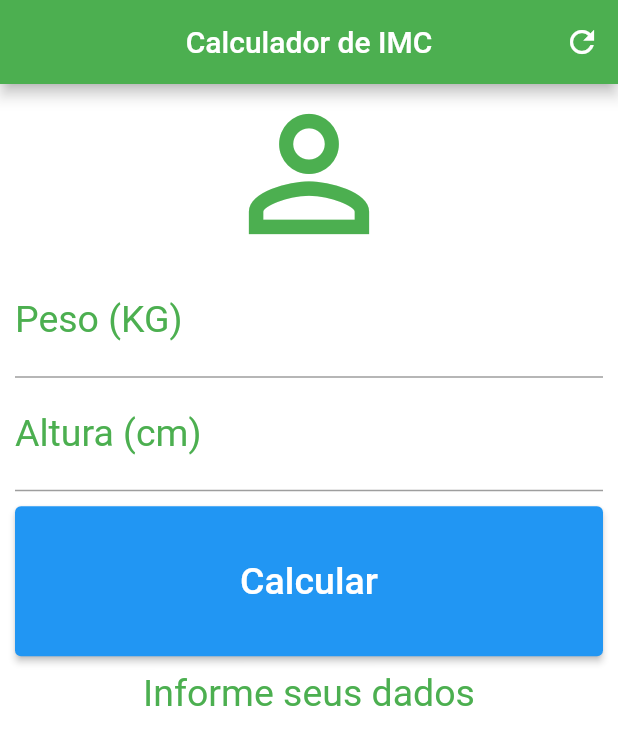
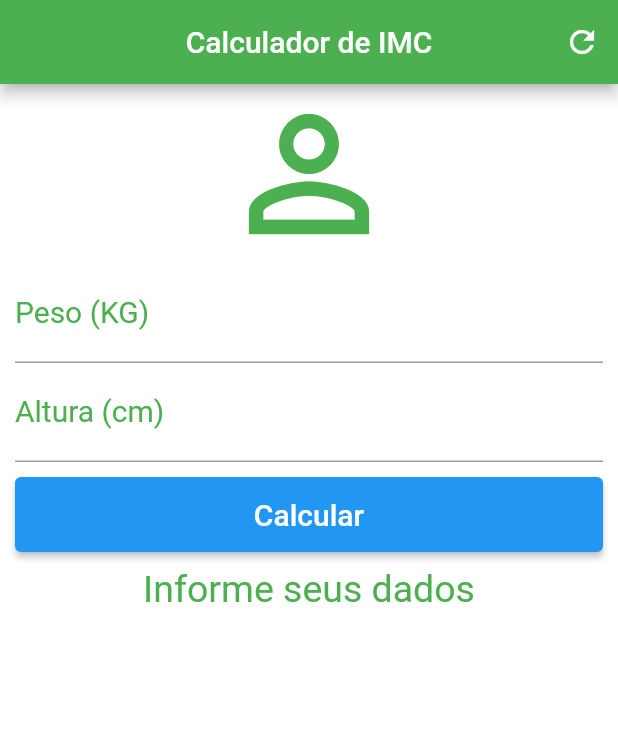
Before and after one commit to guilherme-CMachado/bmi_application, a Flutter app: the screen it shows after launch, on a phone screen of 412 x 824 dp. Shown: the top 745 px of the screen. Run offline on Flutter 3.47's test engine with Material 2 defaults, Android fonts, the phone set to English and light mode, and no system bars.

Commit message:
remoção debbug banner-att visual

```diff
--- a/lib/main.dart
+++ b/lib/main.dart
@@ -2,6 +2,7 @@ import 'package:flutter/material.dart';
 
 void main() {
   runApp(MaterialApp(
+    debugShowCheckedModeBanner: false,
     home: Home(),
   ));
 }
@@ -76,7 +77,7 @@ class _HomeState extends State<Home> {
                       labelText: "Peso (KG)",
                       labelStyle: TextStyle(color: Colors.green)),
                   textAlign: TextAlign.center,
-                  style: TextStyle(color: Colors.green, fontSize: 25.0),
+                  style: TextStyle(color: Colors.green, fontSize: 20.0),
                   controller: weightController,
                 ),
                 TextField(
@@ -85,18 +86,18 @@ class _HomeState extends State<Home> {
                       labelText: "Altura (cm)",
                       labelStyle: TextStyle(color: Colors.green)),
                   textAlign: TextAlign.center,
-                  style: TextStyle(color: Colors.green, fontSize: 25.0),
+                  style: TextStyle(color: Colors.green, fontSize: 20.0),
                   controller: hightController,
                 ),
                 Padding(
                   padding: EdgeInsets.only(top: 10.0, bottom: 10.0),
                   child: Container(
-                    height: 100.0,
+                    height: 50.0,
                     child: ElevatedButton(
                       onPressed: calculate,
                       child: Text(
                         "Calcular",
-                        style: TextStyle(color: Colors.white, fontSize: 25.0),
+                        style: TextStyle(color: Colors.white, fontSize: 20.0),
                       ),
                     ),
                   ),
```
Also changed, not shown: pubspec.lock.
